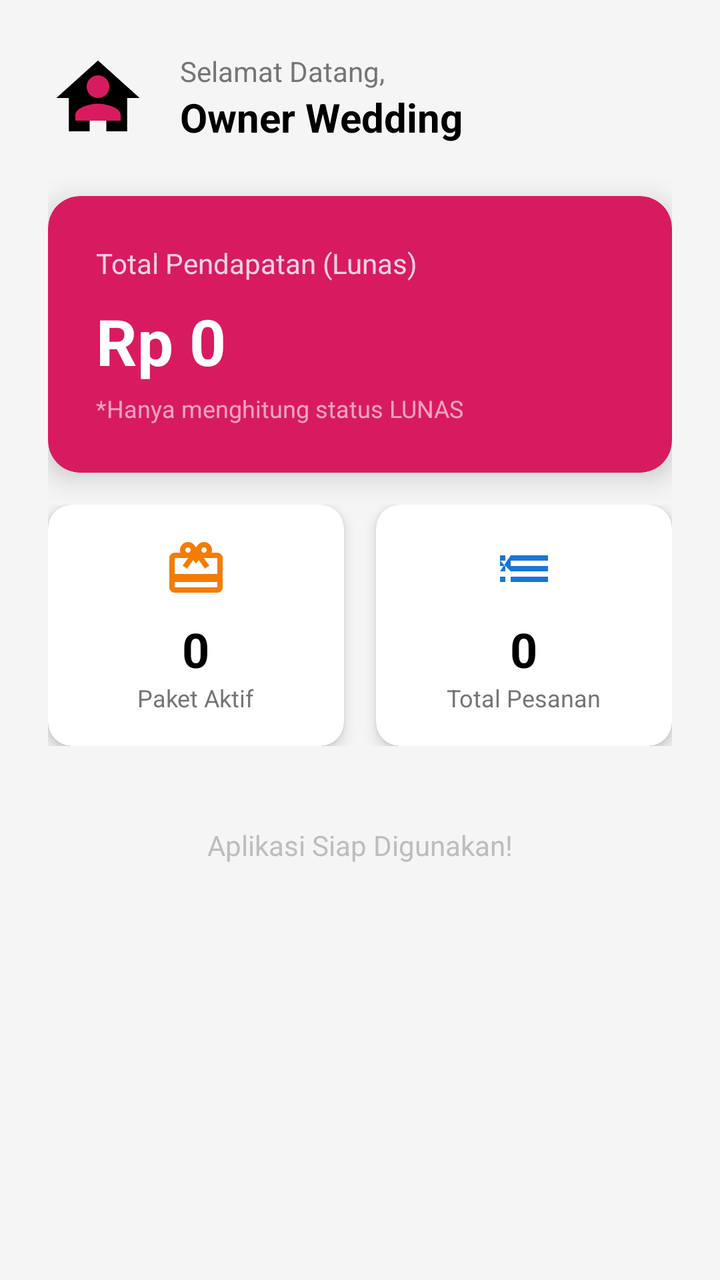
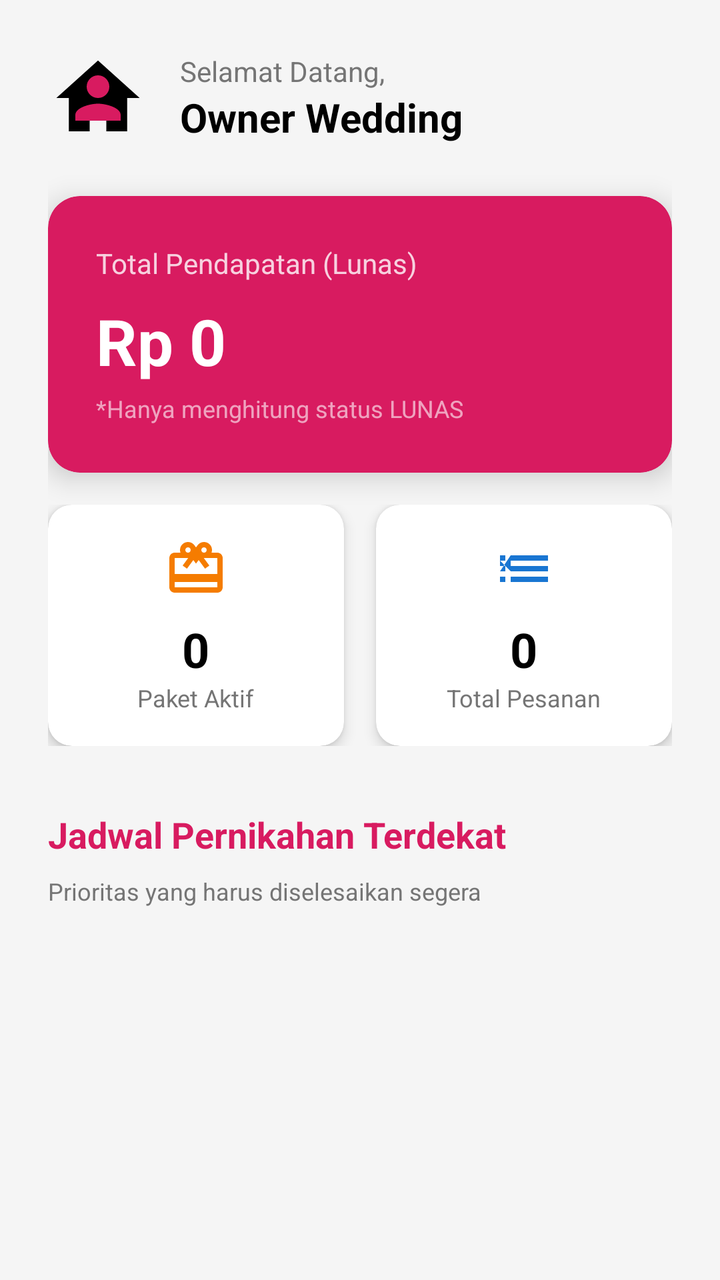

Before-and-after screenshots of an Android layout around one commit, followed by the original layout XML and the change that was made.
<!-- AndroidManifest.xml: application theme Theme.WeddingOrganizer -->
<!-- res/layout/fragment_home.xml -->
<?xml version="1.0" encoding="utf-8"?>
<ScrollView xmlns:android="http://schemas.android.com/apk/res/android"
    xmlns:app="http://schemas.android.com/apk/res-auto"
    android:layout_width="match_parent"
    android:layout_height="match_parent"
    android:background="#F5F5F5">

    <LinearLayout
        android:layout_width="match_parent"
        android:layout_height="wrap_content"
        android:orientation="vertical"
        android:padding="24dp">

        <LinearLayout
            android:layout_width="match_parent"
            android:layout_height="wrap_content"
            android:orientation="horizontal"
            android:gravity="center_vertical"
            android:layout_marginBottom="24dp">

            <ImageView
                android:layout_width="50dp"
                android:layout_height="50dp"
                android:src="@drawable/ic_person"
                app:tint="#D81B60"
                android:background="@drawable/ic_home"
                android:padding="8dp"/>
            <LinearLayout
                android:layout_width="match_parent"
                android:layout_height="wrap_content"
                android:orientation="vertical"
                android:layout_marginStart="16dp">

                <TextView
                    android:layout_width="wrap_content"
                    android:layout_height="wrap_content"
                    android:text="Selamat Datang,"
                    android:textColor="#757575"
                    android:textSize="14sp"/>

                <TextView
                    android:layout_width="wrap_content"
                    android:layout_height="wrap_content"
                    android:text="Owner Wedding"
                    android:textColor="#000000"
                    android:textSize="20sp"
                    android:textStyle="bold"/>
            </LinearLayout>
        </LinearLayout>

        <androidx.cardview.widget.CardView
            android:layout_width="match_parent"
            android:layout_height="wrap_content"
            app:cardCornerRadius="16dp"
            app:cardBackgroundColor="#D81B60"
            app:cardElevation="8dp">

            <LinearLayout
                android:layout_width="match_parent"
                android:layout_height="wrap_content"
                android:orientation="vertical"
                android:padding="24dp">

                <TextView
                    android:layout_width="wrap_content"
                    android:layout_height="wrap_content"
                    android:text="Total Pendapatan (Lunas)"
                    android:textColor="#FFFFFF"
                    android:alpha="0.8"
                    android:textSize="14sp"/>

                <TextView
                    android:id="@+id/tvTotalOmzet"
                    android:layout_width="wrap_content"
                    android:layout_height="wrap_content"
                    android:text="Rp 0"
                    android:textColor="#FFFFFF"
                    android:textSize="32sp"
                    android:textStyle="bold"
                    android:layout_marginTop="8dp"/>

                <TextView
                    android:layout_width="wrap_content"
                    android:layout_height="wrap_content"
                    android:text="*Hanya menghitung status LUNAS"
                    android:textColor="#FFFFFF"
                    android:alpha="0.6"
                    android:textSize="12sp"
                    android:layout_marginTop="4dp"/>
            </LinearLayout>
        </androidx.cardview.widget.CardView>

        <LinearLayout
            android:layout_width="match_parent"
            android:layout_height="wrap_content"
            android:orientation="horizontal"
            android:layout_marginTop="16dp">

            <androidx.cardview.widget.CardView
                android:layout_width="0dp"
                android:layout_height="wrap_content"
                android:layout_weight="1"
                android:layout_marginEnd="8dp"
                app:cardCornerRadius="12dp"
                app:cardElevation="4dp">

                <LinearLayout
                    android:layout_width="match_parent"
                    android:layout_height="wrap_content"
                    android:orientation="vertical"
                    android:padding="16dp"
                    android:gravity="center">

                    <ImageView
                        android:layout_width="32dp"
                        android:layout_height="32dp"
                        android:src="@drawable/ic_box"
                        app:tint="#F57C00"/>

                    <TextView
                        android:id="@+id/tvCountPaket"
                        android:layout_width="wrap_content"
                        android:layout_height="wrap_content"
                        android:text="0"
                        android:textSize="24sp"
                        android:textStyle="bold"
                        android:textColor="#000000"
                        android:layout_marginTop="8dp"/>

                    <TextView
                        android:layout_width="wrap_content"
                        android:layout_height="wrap_content"
                        android:text="Paket Aktif"
                        android:textSize="12sp"
                        android:textColor="#757575"/>
                </LinearLayout>
            </androidx.cardview.widget.CardView>

            <androidx.cardview.widget.CardView
                android:layout_width="0dp"
                android:layout_height="wrap_content"
                android:layout_weight="1"
                android:layout_marginStart="8dp"
                app:cardCornerRadius="12dp"
                app:cardElevation="4dp">

                <LinearLayout
                    android:layout_width="match_parent"
                    android:layout_height="wrap_content"
                    android:orientation="vertical"
                    android:padding="16dp"
                    android:gravity="center">

                    <ImageView
                        android:layout_width="32dp"
                        android:layout_height="32dp"
                        android:src="@drawable/ic_list"
                        app:tint="#1976D2"/>

                    <TextView
                        android:id="@+id/tvCountBooking"
                        android:layout_width="wrap_content"
                        android:layout_height="wrap_content"
                        android:text="0"
                        android:textSize="24sp"
                        android:textStyle="bold"
                        android:textColor="#000000"
                        android:layout_marginTop="8dp"/>

                    <TextView
                        android:layout_width="wrap_content"
                        android:layout_height="wrap_content"
                        android:text="Total Pesanan"
                        android:textSize="12sp"
                        android:textColor="#757575"/>
                </LinearLayout>
            </androidx.cardview.widget.CardView>

        </LinearLayout>

        <TextView
            android:layout_width="match_parent"
            android:layout_height="wrap_content"
            android:text="Aplikasi Siap Digunakan!"
            android:gravity="center"
            android:layout_marginTop="40dp"
            android:textColor="#BDBDBD"/>

    </LinearLayout>
</ScrollView>
<!-- resources referenced by this layout -->
<resources>
  <!-- drawable ic_box (drawable) -->
  <vector xmlns:android="http://schemas.android.com/apk/res/android"
      android:width="24dp"
      android:height="24dp"
      android:viewportWidth="24"
      android:viewportHeight="24">
      <path
          android:fillColor="#FF000000"
          android:pathData="M20,6h-2.18c0.11,-0.31 0.18,-0.65 0.18,-1 0,-1.66 -1.34,-3 -3,-3 -1.05,0 -1.96,0.54 -2.5,1.35l-0.5,0.67 -0.5,-0.68C10.96,2.54 10.05,2 9,2 7.34,2 6,3.34 6,5c0,0.35 0.07,0.69 0.18,1H4c-1.11,0 -1.99,0.89 -1.99,2L2,19c0,1.11 0.89,2 2,2h16c1.11,0 2,-0.89 2,-2V8c0,-1.11 -0.89,-2 -2,-2zm-5,-2c0.55,0 1,0.45 1,1s-0.45,1 -1,1 -1,-0.45 -1,-1 0.45,-1 1,-1zM9,4c0.55,0 1,0.45 1,1s-0.45,1 -1,1 -1,-0.45 -1,-1 0.45,-1 1,-1zm11,15H4v-2h16v2zm0,-5H4V8h5.08L7,10.83 8.62,12 11,8.76l1,1.36 1,-1.36L15.38,12 17,10.83 14.92,8H20v6z"/>
  </vector>
  <!-- drawable ic_home (drawable) -->
  <vector xmlns:android="http://schemas.android.com/apk/res/android"
      android:width="24dp"
      android:height="24dp"
      android:viewportWidth="24"
      android:viewportHeight="24">
      <path
          android:fillColor="#FF000000"
          android:pathData="M10,20v-6h4v6h5v-8h3L12,3 2,12h3v8z"/>
  </vector>
  <!-- drawable ic_list (drawable) -->
  <vector xmlns:android="http://schemas.android.com/apk/res/android"
      android:width="24dp"
      android:height="24dp"
      android:viewportWidth="24"
      android:viewportHeight="24">
      <path
          android:fillColor="#FF000000"
          android:pathData="M3,13h2v-2H3v2mT3,17h2v-2H3v2mT3,9h2V7H3v2mT7,13h14v-2H7v2mT7,17h14v-2H7v2mT7,7v2h14V7H7z"/>
  </vector>
  <!-- drawable ic_person (drawable) -->
  <vector xmlns:android="http://schemas.android.com/apk/res/android"
      android:width="24dp"
      android:height="24dp"
      android:viewportWidth="24"
      android:viewportHeight="24">
      <path
          android:fillColor="#D81B60"
          android:pathData="M12,12c2.21,0 4,-1.79 4,-4s-1.79,-4 -4,-4 -4,1.79 -4,4 1.79,4 4,4zM12,14c-2.67,0 -8,1.34 -8,4v2h16v-2c0,-2.66 -5.33,-4 -8,-4z"/>
  </vector>
  <style name="Theme.WeddingOrganizer" parent="Base.Theme.WeddingOrganizer" />
  <style name="Base.Theme.WeddingOrganizer" parent="Theme.Material3.DayNight.NoActionBar">
          
          
      </style>
</resources>

<!-- the commit's change to res/layout/fragment_home.xml (unified diff, before → after) -->
@@ -179,12 +179,32 @@
         </LinearLayout>
 
         <TextView
-            android:layout_width="match_parent"
-            android:layout_height="wrap_content"
-            android:text="Aplikasi Siap Digunakan!"
-            android:gravity="center"
-            android:layout_marginTop="40dp"
-            android:textColor="#BDBDBD"/>
+            android:layout_width="wrap_content"
+            android:layout_height="wrap_content"
+            android:text="Jadwal Pernikahan Terdekat"
+            android:textSize="18sp"
+            android:textStyle="bold"
+            android:textColor="#D81B60"
+            android:layout_marginTop="32dp"
+            android:layout_marginBottom="8dp"/>
+
+        <TextView
+            android:layout_width="wrap_content"
+            android:layout_height="wrap_content"
+            android:text="Prioritas yang harus diselesaikan segera"
+            android:textSize="12sp"
+            android:textColor="#757575"
+            android:layout_marginBottom="16dp"/>
+
+        <androidx.recyclerview.widget.RecyclerView
+            android:id="@+id/rvUpcoming"
+            android:layout_width="match_parent"
+            android:layout_height="wrap_content"
+            android:nestedScrollingEnabled="false"/>
+
+        <View
+            android:layout_width="match_parent"
+            android:layout_height="50dp"/>
 
     </LinearLayout>
 </ScrollView>
